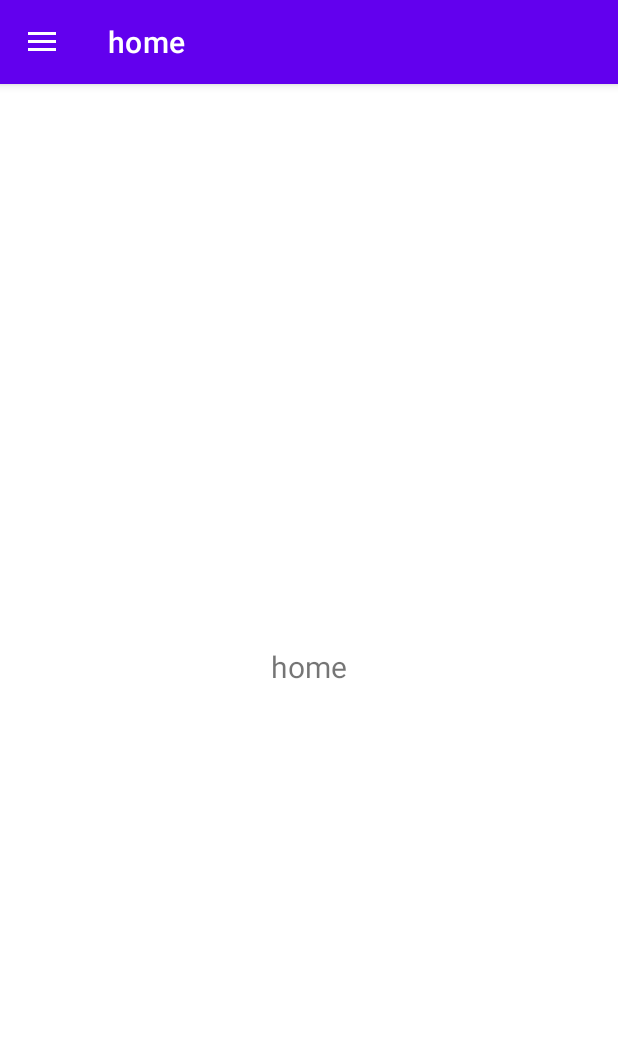
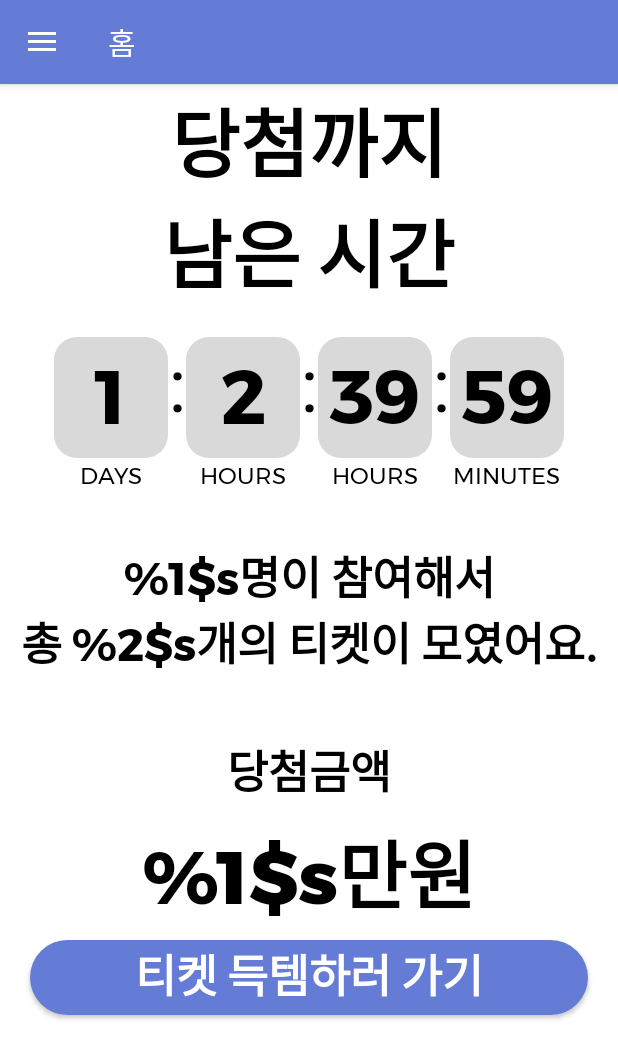
Before and after one commit to recognitionor/1336, an Android app: the screen it shows after launch (MainActivity), on a phone screen of 412 x 824 dp. Shown: the top 1059 px of the screen. Run offline under Robolectric (Android 15) with nearby library versions, the phone set to English and light mode, and no system bars; our stand-ins replace navigation-ui.

Commit message:
각종 Fragment 추가

```diff
--- a/app/src/main/java/com/ham/onettsix/MainActivity.kt
+++ b/app/src/main/java/com/ham/onettsix/MainActivity.kt
@@ -24,7 +24,7 @@ class MainActivity : AppCompatActivity(R.layout.activity_main) {
         val navController = findNavController(R.id.nav_host_fragment_content_main)
         appBarConfiguration = AppBarConfiguration(
             setOf(
-                R.id.nav_home, R.id.nav_profile
+                R.id.nav_home, R.id.nav_profile, R.id.nav_game
             ), drawer_layout
         )
         setupActionBarWithNavController(navController, appBarConfiguration)
--- /dev/null
+++ b/app/src/main/java/com/ham/onettsix/fragment/GameFragment.kt
@@ -0,0 +1,19 @@
+package com.ham.onettsix.fragment
+
+import android.os.Bundle
+import android.view.LayoutInflater
+import android.view.View
+import android.view.ViewGroup
+import androidx.fragment.app.Fragment
+import com.ham.onettsix.R
+
+class GameFragment : Fragment() {
+
+    override fun onCreateView(
+        inflater: LayoutInflater,
+        container: ViewGroup?,
+        savedInstanceState: Bundle?
+    ): View {
+        return inflater.inflate(R.layout.fragment_game, null)
+    }
+}
--- /dev/null
+++ b/app/src/main/java/com/ham/onettsix/view/RemainTimeView.kt
@@ -0,0 +1,16 @@
+package com.ham.onettsix.view
+
+import android.content.Context
+import android.util.AttributeSet
+import android.widget.FrameLayout
+import com.ham.onettsix.R
+
+
+class RemainTimeView(context: Context, attrs: AttributeSet) : FrameLayout(context, attrs) {
+    init {
+        val view = inflate(context, R.layout.home_remain_drawing_time, null)
+        view.apply {
+        }
+        addView(view)
+    }
+}
--- /dev/null
+++ b/app/src/main/res/drawable/get_ticket_background.xml
@@ -0,0 +1,6 @@
+<?xml version="1.0" encoding="utf-8"?>
+<shape xmlns:android="http://schemas.android.com/apk/res/android"
+    android:shape="rectangle">
+    <solid android:color="@color/main_color" />
+    <corners android:radius="360dp" />
+</shape>
--- /dev/null
+++ b/app/src/main/res/drawable/time_background.xml
@@ -0,0 +1,6 @@
+<?xml version="1.0" encoding="utf-8"?>
+<shape xmlns:android="http://schemas.android.com/apk/res/android"
+    android:shape="rectangle">
+    <solid android:color="@color/grey" />
+    <corners android:radius="15dp" />
+</shape>
--- /dev/null
+++ b/app/src/main/res/layout/fragment_game.xml
@@ -0,0 +1,10 @@
+<?xml version="1.0" encoding="utf-8"?>
+<androidx.constraintlayout.widget.ConstraintLayout xmlns:android="http://schemas.android.com/apk/res/android"
+    xmlns:app="http://schemas.android.com/apk/res-auto"
+    xmlns:tools="http://schemas.android.com/tools"
+    android:layout_width="match_parent"
+    android:layout_height="match_parent"
+    tools:context=".fragment.GameFragment">
+
+
+</androidx.constraintlayout.widget.ConstraintLayout>
--- a/app/src/main/res/layout/fragment_home.xml
+++ b/app/src/main/res/layout/fragment_home.xml
@@ -1,23 +1,103 @@
 <?xml version="1.0" encoding="utf-8"?>
-<androidx.constraintlayout.widget.ConstraintLayout xmlns:android="http://schemas.android.com/apk/res/android"
+<androidx.core.widget.NestedScrollView xmlns:android="http://schemas.android.com/apk/res/android"
     xmlns:app="http://schemas.android.com/apk/res-auto"
     xmlns:tools="http://schemas.android.com/tools"
     android:layout_width="match_parent"
     android:layout_height="match_parent"
     tools:context=".fragment.HomeFragment">
 
-    <TextView
-        android:id="@+id/text_home"
+    <androidx.constraintlayout.widget.ConstraintLayout
         android:layout_width="match_parent"
-        android:layout_height="wrap_content"
-        android:layout_marginStart="8dp"
-        android:layout_marginTop="8dp"
-        android:layout_marginEnd="8dp"
-        android:textAlignment="center"
-        android:textSize="20sp"
-        android:text="home"
-        app:layout_constraintBottom_toBottomOf="parent"
-        app:layout_constraintEnd_toEndOf="parent"
-        app:layout_constraintStart_toStartOf="parent"
-        app:layout_constraintTop_toTopOf="parent" />
-</androidx.constraintlayout.widget.ConstraintLayout>
+        android:layout_height="match_parent">
+
+        <androidx.appcompat.widget.AppCompatTextView
+            android:id="@+id/home_remain_drawing_time_title"
+            android:layout_width="match_parent"
+            android:layout_height="wrap_content"
+            android:fontFamily="@font/montserrat_extra_bold"
+            android:gravity="center"
+            android:text="@string/home_remain_drawing_time_title"
+            android:textColor="@color/black"
+            android:textSize="50dp"
+            app:layout_constraintLeft_toLeftOf="parent"
+            app:layout_constraintRight_toRightOf="parent"
+            app:layout_constraintTop_toTopOf="parent" />
+
+        <com.ham.onettsix.view.RemainTimeView
+            android:id="@+id/home_remain_time_view"
+            android:layout_width="match_parent"
+            android:layout_height="wrap_content"
+            android:layout_marginTop="12dp"
+            app:layout_constraintLeft_toLeftOf="parent"
+            app:layout_constraintRight_toRightOf="parent"
+            app:layout_constraintTop_toBottomOf="@+id/home_remain_drawing_time_title" />
+
+        <androidx.appcompat.widget.AppCompatTextView
+            android:id="@+id/home_game_info"
+            android:layout_width="match_parent"
+            android:layout_height="wrap_content"
+            android:layout_marginStart="12dp"
+            android:layout_marginTop="36dp"
+            android:layout_marginEnd="12dp"
+            android:fontFamily="@font/montserrat_bold"
+            android:gravity="center"
+            android:text="@string/home_game_info"
+            android:textColor="@color/black"
+            android:textSize="30dp"
+            app:layout_constraintLeft_toLeftOf="parent"
+            app:layout_constraintRight_toRightOf="parent"
+            app:layout_constraintTop_toBottomOf="@id/home_remain_time_view" />
+
+        <androidx.appcompat.widget.AppCompatTextView
+            android:id="@+id/home_game_price_title"
+            android:layout_width="match_parent"
+            android:layout_height="wrap_content"
+            android:layout_marginStart="12dp"
+            android:layout_marginTop="36dp"
+            android:layout_marginEnd="12dp"
+            android:fontFamily="@font/montserrat_bold"
+            android:gravity="center"
+            android:text="@string/home_game_price_title"
+            android:textColor="@color/black"
+            android:textSize="30dp"
+            app:layout_constraintLeft_toLeftOf="parent"
+            app:layout_constraintRight_toRightOf="parent"
+            app:layout_constraintTop_toBottomOf="@id/home_game_info" />
+
+        <androidx.appcompat.widget.AppCompatTextView
+            android:id="@+id/home_game_price"
+            android:layout_width="match_parent"
+            android:layout_height="wrap_content"
+            android:layout_marginStart="12dp"
+            android:layout_marginTop="4dp"
+            android:layout_marginEnd="12dp"
+            android:fontFamily="@font/montserrat_extra_bold"
+            android:gravity="center"
+            android:text="@string/home_game_price"
+            android:textColor="@color/black"
+            android:textSize="50dp"
+            app:layout_constraintLeft_toLeftOf="parent"
+            app:layout_constraintRight_toRightOf="parent"
+            app:layout_constraintTop_toBottomOf="@id/home_game_price_title"
+            app:layout_constraintBottom_toTopOf="@+id/home_game_get_ticket_btn"/>
+
+        <androidx.appcompat.widget.AppCompatButton
+            android:id="@+id/home_game_get_ticket_btn"
+            android:layout_width="match_parent"
+            android:layout_height="wrap_content"
+            android:layout_marginStart="20dp"
+            android:layout_marginEnd="20dp"
+            android:layout_marginBottom="20dp"
+            android:textColor="@color/white"
+            android:textSize="30dp"
+            android:fontFamily="@font/montserrat_extra_bold"
+            android:background="@drawable/get_ticket_background"
+            android:text="@string/home_game_get_ticket_btn"
+            app:layout_constraintTop_toBottomOf="@id/home_game_price"
+            app:layout_constraintBottom_toBottomOf="parent"
+            app:layout_constraintLeft_toLeftOf="parent"
+            app:layout_constraintRight_toRightOf="parent" />
+    </androidx.constraintlayout.widget.ConstraintLayout>
+
+
+</androidx.core.widget.NestedScrollView>
--- /dev/null
+++ b/app/src/main/res/layout/home_remain_drawing_time.xml
@@ -0,0 +1,147 @@
+<?xml version="1.0" encoding="utf-8"?>
+<androidx.appcompat.widget.LinearLayoutCompat xmlns:android="http://schemas.android.com/apk/res/android"
+    android:layout_width="match_parent"
+    android:layout_height="match_parent"
+    android:orientation="horizontal"
+    android:gravity="center"
+    android:paddingStart="36dp"
+    android:paddingEnd="36dp">
+
+    <androidx.appcompat.widget.LinearLayoutCompat
+        android:layout_width="0dp"
+        android:layout_height="match_parent"
+        android:layout_weight="1"
+        android:gravity="center"
+        android:orientation="vertical">
+
+        <androidx.appcompat.widget.AppCompatTextView
+            android:id="@+id/remain_time_days_tv"
+            android:layout_width="match_parent"
+            android:layout_height="wrap_content"
+            android:gravity="center"
+            android:background="@drawable/time_background"
+            android:text="1"
+            android:fontFamily="@font/montserrat_bold"
+            android:textColor="@color/black"
+            android:textSize="50dp" />
+
+        <androidx.appcompat.widget.AppCompatTextView
+            android:layout_width="wrap_content"
+            android:layout_height="20dp"
+            android:fontFamily="@font/montserrat_regular"
+            android:text="@string/home_remain_drawing_time_days"
+            android:textColor="@color/black"
+            android:textSize="15dp" />
+    </androidx.appcompat.widget.LinearLayoutCompat>
+
+    <androidx.appcompat.widget.AppCompatTextView
+        android:layout_width="wrap_content"
+        android:layout_height="match_parent"
+        android:textColor="@color/black"
+        android:gravity="center"
+        android:layout_marginBottom="20dp"
+        android:textSize="50dp"
+        android:text="@string/home_remain_drawing_time_divider"/>
+
+    <androidx.appcompat.widget.LinearLayoutCompat
+        android:layout_width="0dp"
+        android:layout_height="match_parent"
+        android:layout_weight="1"
+        android:gravity="center"
+        android:orientation="vertical">
+
+        <androidx.appcompat.widget.AppCompatTextView
+            android:id="@+id/remain_time_hour_tv"
+            android:layout_width="match_parent"
+            android:layout_height="wrap_content"
+            android:background="@drawable/time_background"
+            android:gravity="center"
+            android:text="2"
+            android:fontFamily="@font/montserrat_bold"
+            android:textColor="@color/black"
+            android:textSize="50dp" />
+
+        <androidx.appcompat.widget.AppCompatTextView
+            android:layout_width="wrap_content"
+            android:layout_height="20dp"
+            android:fontFamily="@font/montserrat_regular"
+            android:text="@string/home_remain_drawing_time_hours"
+            android:textColor="@color/black"
+            android:textSize="15dp" />
+    </androidx.appcompat.widget.LinearLayoutCompat>
+
+    <androidx.appcompat.widget.AppCompatTextView
+        android:layout_width="wrap_content"
+        android:layout_height="match_parent"
+        android:textColor="@color/black"
+        android:gravity="center"
+        android:layout_marginBottom="20dp"
+        android:textSize="50dp"
+        android:text="@string/home_remain_drawing_time_divider"/>
+
+    <androidx.appcompat.widget.LinearLayoutCompat
+        android:layout_width="0dp"
+        android:layout_height="match_parent"
+        android:layout_weight="1"
+        android:gravity="center"
+        android:orientation="vertical">
+
+        <androidx.appcompat.widget.AppCompatTextView
+            android:id="@+id/remain_time_mins_tv"
+            android:layout_width="match_parent"
+            android:layout_height="wrap_content"
+            android:background="@drawable/time_background"
+            android:gravity="center"
+            android:text="39"
+            android:fontFamily="@font/montserrat_bold"
+            android:textColor="@color/black"
+            android:textSize="50dp"
+            android:autoSizeMaxTextSize="50dp" />
+
+        <androidx.appcompat.widget.AppCompatTextView
+            android:layout_width="wrap_content"
+            android:layout_height="20dp"
+            android:fontFamily="@font/montserrat_regular"
+            android:text="@string/home_remain_drawing_time_hours"
+            android:textColor="@color/black"
+            android:textSize="15dp" />
+    </androidx.appcompat.widget.LinearLayoutCompat>
+
+    <androidx.appcompat.widget.AppCompatTextView
+        android:layout_width="wrap_content"
+        android:layout_height="match_parent"
+        android:textColor="@color/black"
+        android:gravity="center"
+        android:layout_marginBottom="20dp"
+        android:textSize="50dp"
+        android:text="@string/home_remain_drawing_time_divider"/>
+
+
+    <androidx.appcompat.widget.LinearLayoutCompat
+        android:layout_width="0dp"
+        android:layout_height="match_parent"
+        android:layout_weight="1"
+        android:gravity="center"
+        android:orientation="vertical">
+
+        <androidx.appcompat.widget.AppCompatTextView
+            android:id="@+id/remain_time_secs_tv"
+            android:layout_width="match_parent"
+            android:layout_height="wrap_content"
+            android:background="@drawable/time_background"
+            android:gravity="center"
+            android:text="59"
+            android:fontFamily="@font/montserrat_bold"
+            android:textColor="@color/black"
+            android:textSize="50dp" />
+
+        <androidx.appcompat.widget.AppCompatTextView
+            android:layout_width="wrap_content"
+            android:layout_height="20dp"
+            android:fontFamily="@font/montserrat_regular"
+            android:text="@string/home_remain_drawing_time_mins"
+            android:textColor="@color/black"
+            android:textSize="15dp" />
+    </androidx.appcompat.widget.LinearLayoutCompat>
+
+</androidx.appcompat.widget.LinearLayoutCompat>
--- a/app/src/main/res/layout/nav_header_main.xml
+++ b/app/src/main/res/layout/nav_header_main.xml
@@ -24,12 +24,7 @@
         android:layout_width="match_parent"
         android:layout_height="wrap_content"
         android:paddingTop="@dimen/nav_header_vertical_spacing"
-        android:text="1"
+        android:text="육뉵이"
         android:textAppearance="@style/TextAppearance.AppCompat.Body1" />
 
-    <TextView
-        android:id="@+id/textView"
-        android:layout_width="wrap_content"
-        android:layout_height="wrap_content"
-        android:text="2" />
 </LinearLayout>
--- a/app/src/main/res/menu/activity_main_drawer.xml
+++ b/app/src/main/res/menu/activity_main_drawer.xml
@@ -7,10 +7,15 @@
         <item
             android:id="@+id/nav_home"
             android:icon="@drawable/ic_launcher_background"
-            android:title="11" />
+            android:title="@string/menu_home" />
         <item
             android:id="@+id/nav_profile"
             android:icon="@drawable/ic_launcher_background"
-            android:title="22" />
+            android:title="@string/menu_profile" />
+        <item
+            android:id="@+id/nav_game"
+            android:icon="@drawable/ic_launcher_background"
+            android:title="@string/menu_game" />
+
     </group>
 </menu>
--- a/app/src/main/res/navigation/mobile_navigation.xml
+++ b/app/src/main/res/navigation/mobile_navigation.xml
@@ -14,8 +14,14 @@
     <fragment
         android:id="@+id/nav_profile"
         android:name="com.ham.onettsix.fragment.MyProfileFragment"
-        android:label="profile"
+        android:label="@string/menu_profile"
         tools:layout="@layout/fragment_profile" />
+
+    <fragment
+        android:id="@+id/nav_game"
+        android:name="com.ham.onettsix.fragment.GameFragment"
+        android:label="@string/menu_game"
+        tools:layout="@layout/fragment_game" />
 
 
 </navigation>
--- a/app/src/main/res/values/colors.xml
+++ b/app/src/main/res/values/colors.xml
@@ -7,4 +7,6 @@
     <color name="teal_700">#FF018786</color>
     <color name="black">#FF000000</color>
     <color name="white">#FFFFFFFF</color>
+    <color name="grey">#D9D9D9</color>
+
 </resources>
--- /dev/null
+++ b/app/src/main/res/values/ids.xml
@@ -0,0 +1,3 @@
+<?xml version="1.0" encoding="utf-8"?>
+<resources>
+</resources>
--- a/app/src/main/res/values/strings.xml
+++ b/app/src/main/res/values/strings.xml
@@ -1,4 +1,16 @@
-<resources>
+<resources xmlns:tools="http://schemas.android.com/tools">
     <string name="app_name">1336</string>
-    <string name="menu_home">home</string>
+    <string name="menu_home">홈</string>
+    <string name="menu_game">참여</string>
+    <string name="menu_profile">내 정보</string>
+    <string name="home_remain_drawing_time_title">당첨까지\n남은 시간</string>
+    <string name="home_remain_drawing_time_days">DAYS</string>
+    <string name="home_remain_drawing_time_hours">HOURS</string>
+    <string name="home_remain_drawing_time_mins">MINUTES</string>
+    <string name="home_remain_drawing_time_secs">SECONDS</string>
+    <string name="home_remain_drawing_time_divider">:</string>
+    <string name="home_game_info">%1$s명이 참여해서\n총 %2$s개의 티켓이 모였어요.</string>
+    <string name="home_game_price_title">당첨금액</string>
+    <string name="home_game_price">%1$s만원</string>
+    <string name="home_game_get_ticket_btn">티켓 득템하러 가기</string>
 </resources>
--- a/app/src/main/res/values/themes.xml
+++ b/app/src/main/res/values/themes.xml
@@ -2,7 +2,7 @@
     <!-- Base application theme. -->
     <style name="Theme.ham" parent="Theme.MaterialComponents.DayNight.DarkActionBar">
         <!-- Primary brand color. -->
-        <item name="colorPrimary">@color/purple_500</item>
+        <item name="colorPrimary">@color/main_color</item>
         <item name="colorPrimaryVariant">@color/purple_700</item>
         <item name="colorOnPrimary">@color/white</item>
         <!-- Secondary brand color. -->
@@ -22,4 +22,6 @@
     <style name="Theme.ham.AppBarOverlay" parent="ThemeOverlay.AppCompat.Dark.ActionBar" />
 
     <style name="Theme.ham.PopupOverlay" parent="ThemeOverlay.AppCompat.Light" />
+
+    <color name="main_color">#657CD7</color>
 </resources>
```
Also changed, not shown: app/src/main/res/font/montserrat_bold.ttf (added), app/src/main/res/font/montserrat_extra_bold.ttf (added), app/src/main/res/font/montserrat_regular.ttf (added).
